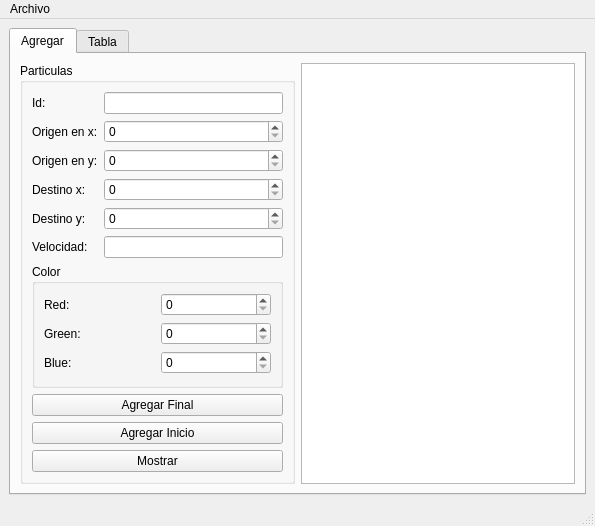
Old version of the form mainwindow.ui in the repository Perer876/particulas.
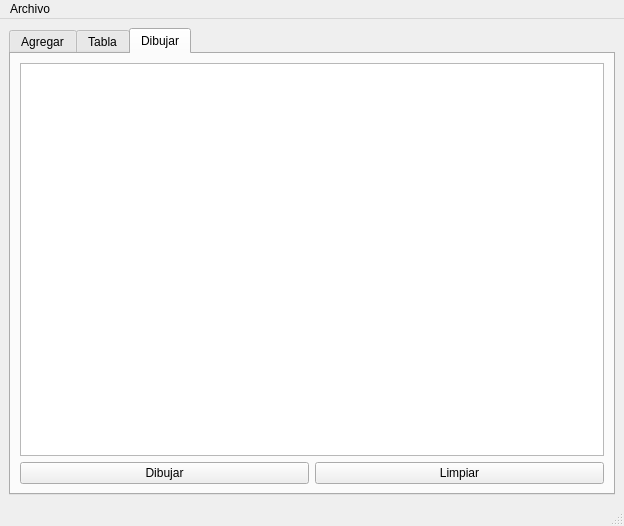
New version of the form. The open tabs and pages were chosen to show the change.

Commit message: Pestaña para mostrar particulas implementada

What changed in the file:
```diff
--- a/mainwindow.ui
+++ b/mainwindow.ui
@@ -6,8 +6,8 @@
    <rect>
     <x>0</x>
     <y>0</y>
-    <width>595</width>
-    <height>482</height>
+    <width>624</width>
+    <height>496</height>
    </rect>
   </property>
   <property name="windowTitle">
@@ -221,6 +221,30 @@
         </item>
        </layout>
       </widget>
+      <widget class="QWidget" name="tab_3">
+       <attribute name="title">
+        <string>Dibujar</string>
+       </attribute>
+       <layout class="QGridLayout" name="gridLayout_6">
+        <item row="0" column="0" colspan="2">
+         <widget class="QGraphicsView" name="graphicsView"/>
+        </item>
+        <item row="1" column="0">
+         <widget class="QPushButton" name="dibujar_pushButton">
+          <property name="text">
+           <string>Dibujar</string>
+          </property>
+         </widget>
+        </item>
+        <item row="1" column="1">
+         <widget class="QPushButton" name="limpiar_pushButton">
+          <property name="text">
+           <string>Limpiar</string>
+          </property>
+         </widget>
+        </item>
+       </layout>
+      </widget>
      </widget>
     </item>
    </layout>
@@ -230,7 +254,7 @@
     <rect>
      <x>0</x>
      <y>0</y>
-     <width>595</width>
+     <width>624</width>
      <height>21</height>
     </rect>
    </property>
```
The commit also changes 1 other file.
